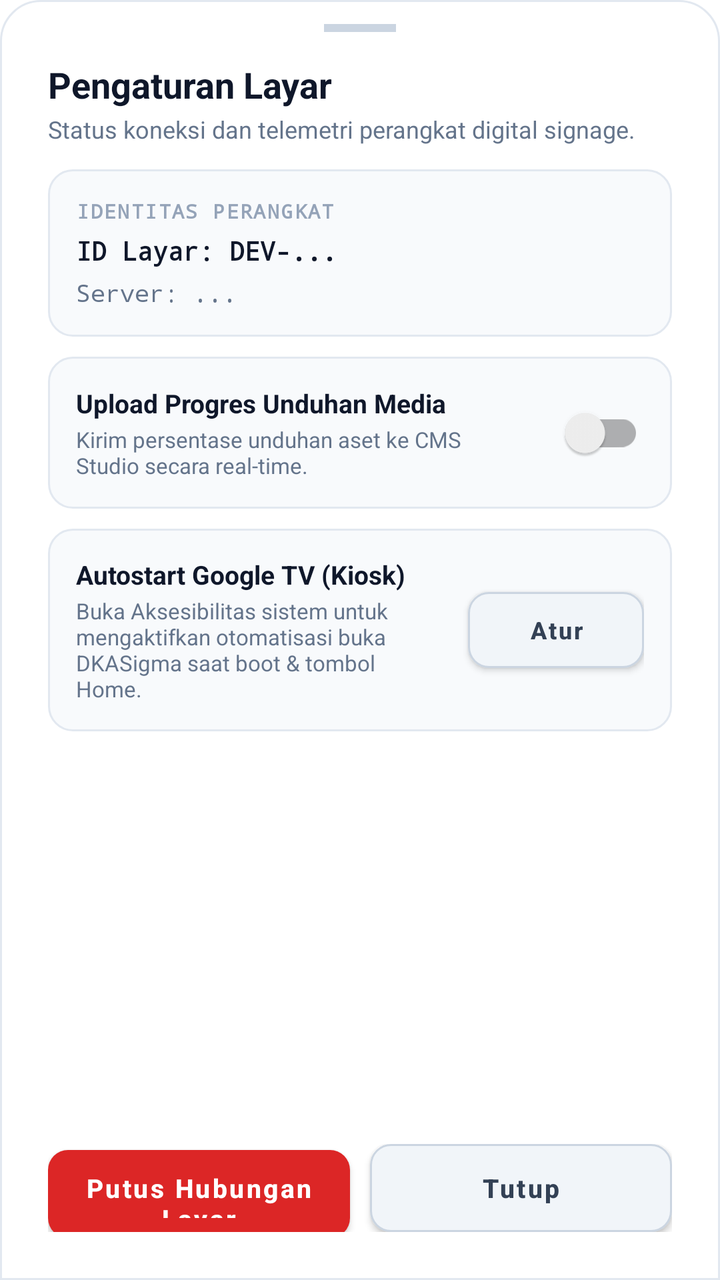
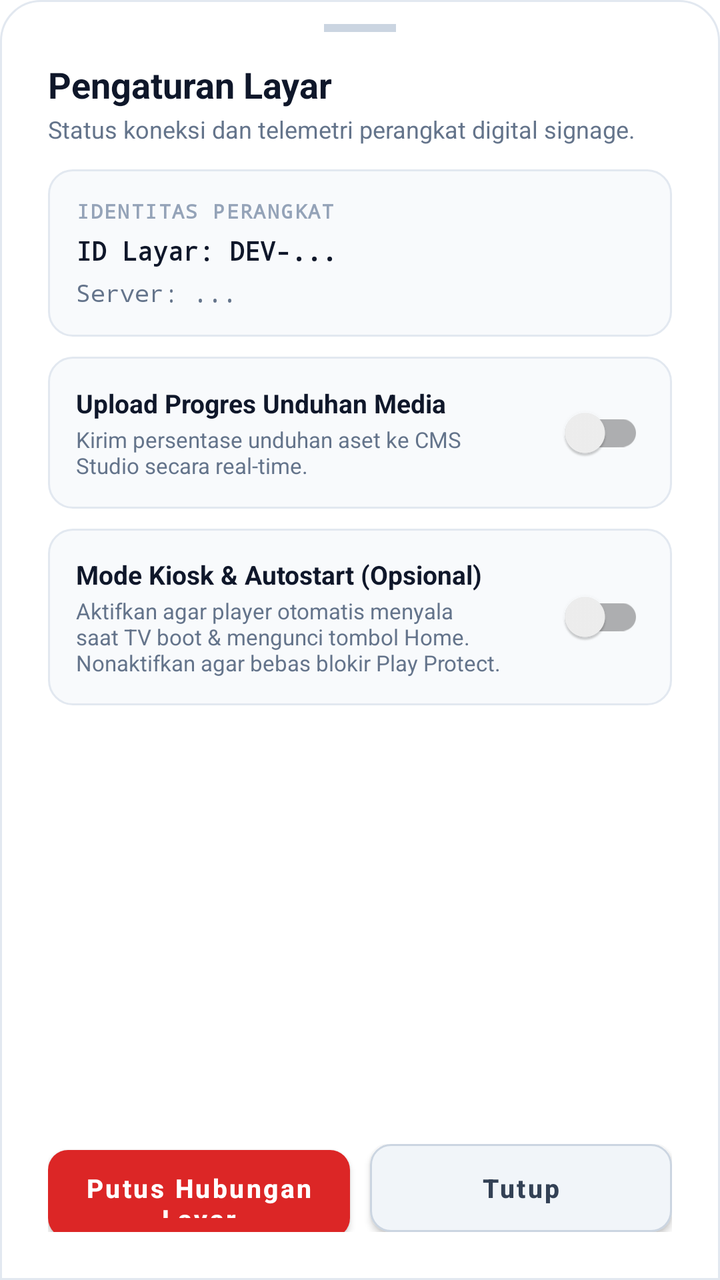

Before-and-after screenshots of an Android layout around one commit, followed by the original layout XML and the change that was made.
<!-- AndroidManifest.xml: application theme Theme.DKASigmaPlayer -->
<!-- res/layout/bottom_sheet_player_settings.xml -->
<?xml version="1.0" encoding="utf-8"?>
<LinearLayout xmlns:android="http://schemas.android.com/apk/res/android"
    xmlns:app="http://schemas.android.com/apk/res-auto"
    android:layout_width="match_parent"
    android:layout_height="wrap_content"
    android:orientation="vertical"
    android:background="@drawable/bg_bottom_sheet"
    android:paddingStart="24dp"
    android:paddingEnd="24dp"
    android:paddingTop="12dp"
    android:paddingBottom="24dp">

    
    <View
        android:layout_width="36dp"
        android:layout_height="4dp"
        android:layout_gravity="center_horizontal"
        android:layout_marginBottom="14dp"
        android:background="@color/sheet_drag_handle" />

    
    <TextView
        android:layout_width="match_parent"
        android:layout_height="wrap_content"
        android:text="Pengaturan Layar"
        android:textColor="@color/sheet_text_primary"
        android:textSize="18sp"
        android:textStyle="bold" />

    <TextView
        android:layout_width="match_parent"
        android:layout_height="wrap_content"
        android:layout_marginTop="2dp"
        android:layout_marginBottom="12dp"
        android:text="Status koneksi dan telemetri perangkat digital signage."
        android:textColor="@color/sheet_text_secondary"
        android:textSize="12sp" />

    
    <ScrollView
        android:id="@+id/scrollSettingsContent"
        android:layout_width="match_parent"
        android:layout_height="0dp"
        android:layout_weight="1"
        android:fillViewport="true"
        android:scrollbars="none">

        <LinearLayout
            android:layout_width="match_parent"
            android:layout_height="wrap_content"
            android:orientation="vertical">

            
            <LinearLayout
                android:layout_width="match_parent"
                android:layout_height="wrap_content"
                android:orientation="vertical"
                android:background="@drawable/bg_input_field"
                android:padding="14dp">

                <TextView
                    android:layout_width="wrap_content"
                    android:layout_height="wrap_content"
                    android:fontFamily="monospace"
                    android:letterSpacing="0.08"
                    android:text="IDENTITAS PERANGKAT"
                    android:textColor="@color/sheet_text_muted"
                    android:textSize="10sp"
                    android:textStyle="bold" />

                <TextView
                    android:id="@+id/tvSettingsDeviceId"
                    android:layout_width="match_parent"
                    android:layout_height="wrap_content"
                    android:layout_marginTop="4dp"
                    android:fontFamily="monospace"
                    android:text="ID Layar: DEV-..."
                    android:textColor="@color/sheet_text_primary"
                    android:textSize="13sp"
                    android:textStyle="bold" />

                <TextView
                    android:id="@+id/tvSettingsServerUrl"
                    android:layout_width="match_parent"
                    android:layout_height="wrap_content"
                    android:layout_marginTop="4dp"
                    android:fontFamily="monospace"
                    android:text="Server: ..."
                    android:textColor="@color/sheet_text_secondary"
                    android:textSize="12sp" />
            </LinearLayout>

            
            <LinearLayout
                android:layout_width="match_parent"
                android:layout_height="wrap_content"
                android:layout_marginTop="10dp"
                android:orientation="horizontal"
                android:gravity="center_vertical"
                android:background="@drawable/bg_input_field"
                android:padding="14dp">

                <LinearLayout
                    android:layout_width="0dp"
                    android:layout_height="wrap_content"
                    android:layout_weight="1"
                    android:orientation="vertical"
                    android:paddingEnd="12dp">

                    <TextView
                        android:layout_width="match_parent"
                        android:layout_height="wrap_content"
                        android:text="Upload Progres Unduhan Media"
                        android:textColor="@color/sheet_text_primary"
                        android:textSize="13sp"
                        android:textStyle="bold" />

                    <TextView
                        android:layout_width="match_parent"
                        android:layout_height="wrap_content"
                        android:layout_marginTop="2dp"
                        android:text="Kirim persentase unduhan aset ke CMS Studio secara real-time."
                        android:textColor="@color/sheet_text_secondary"
                        android:textSize="11sp" />
                </LinearLayout>

                <androidx.appcompat.widget.SwitchCompat
                    android:id="@+id/switchProgressUpload"
                    android:layout_width="wrap_content"
                    android:layout_height="wrap_content"
                    android:focusable="true" />
            </LinearLayout>

            
            <LinearLayout
                android:layout_width="match_parent"
                android:layout_height="wrap_content"
                android:layout_marginTop="10dp"
                android:layout_marginBottom="4dp"
                android:orientation="horizontal"
                android:gravity="center_vertical"
                android:background="@drawable/bg_input_field"
                android:padding="14dp">

                <LinearLayout
                    android:layout_width="0dp"
                    android:layout_height="wrap_content"
                    android:layout_weight="1"
                    android:orientation="vertical"
                    android:paddingEnd="12dp">

                    <TextView
                        android:layout_width="match_parent"
                        android:layout_height="wrap_content"
                        android:text="Autostart Google TV (Kiosk)"
                        android:textColor="@color/sheet_text_primary"
                        android:textSize="13sp"
                        android:textStyle="bold" />

                    <TextView
                        android:layout_width="match_parent"
                        android:layout_height="wrap_content"
                        android:layout_marginTop="2dp"
                        android:text="Buka Aksesibilitas sistem untuk mengaktifkan otomatisasi buka DKASigma saat boot &amp; tombol Home."
                        android:textColor="@color/sheet_text_secondary"
                        android:textSize="11sp" />
                </LinearLayout>

                <Button
                    android:id="@+id/btnOpenAccessibilitySettings"
                    android:layout_width="wrap_content"
                    android:layout_height="38dp"
                    android:background="@drawable/bg_btn_secondary"
                    app:backgroundTint="@null"
                    android:text="Atur"
                    android:textAllCaps="false"
                    android:textColor="@color/sheet_btn_secondary_text"
                    android:textSize="12sp"
                    android:textStyle="bold"
                    android:focusable="true" />
            </LinearLayout>

        </LinearLayout>
    </ScrollView>

    
    <LinearLayout
        android:layout_width="match_parent"
        android:layout_height="wrap_content"
        android:layout_marginTop="14dp"
        android:orientation="horizontal">

        <Button
            android:id="@+id/btnUnbindDevice"
            android:layout_width="0dp"
            android:layout_height="44dp"
            android:layout_weight="1"
            android:background="@drawable/bg_btn_danger"
            app:backgroundTint="@null"
            android:text="Putus Hubungan Layar"
            android:textAllCaps="false"
            android:textColor="#ffffff"
            android:textSize="13sp"
            android:textStyle="bold"
            android:focusable="true"
            android:focusableInTouchMode="true" />

        <Button
            android:id="@+id/btnDismissSettings"
            android:layout_width="0dp"
            android:layout_height="44dp"
            android:layout_weight="1"
            android:layout_marginStart="10dp"
            android:background="@drawable/bg_btn_secondary"
            app:backgroundTint="@null"
            android:text="Tutup"
            android:textAllCaps="false"
            android:textColor="@color/sheet_btn_secondary_text"
            android:textSize="13sp"
            android:textStyle="bold"
            android:focusable="true"
            android:focusableInTouchMode="true" />
    </LinearLayout>
</LinearLayout>
<!-- resources referenced by this layout -->
<resources>
  <color name="sheet_btn_secondary_text">#334155</color>
  <color name="sheet_drag_handle">#cbd5e1</color>
  <color name="sheet_text_muted">#94a3b8</color>
  <color name="sheet_text_primary">#0f172a</color>
  <color name="sheet_text_secondary">#64748b</color>
  <!-- drawable bg_bottom_sheet (drawable) -->
  <?xml version="1.0" encoding="utf-8"?>
  <shape xmlns:android="http://schemas.android.com/apk/res/android"
      android:shape="rectangle">
      <solid android:color="@color/sheet_bg" />
      <corners
          android:topLeftRadius="20dp"
          android:topRightRadius="20dp" />
      <stroke
          android:width="1dp"
          android:color="@color/sheet_card_border" />
  </shape>
  <!-- drawable bg_btn_danger (drawable) -->
  <?xml version="1.0" encoding="utf-8"?>
  <ripple xmlns:android="http://schemas.android.com/apk/res/android"
      android:color="@color/sheet_btn_danger_ripple">
      <item>
          <shape android:shape="rectangle">
              <solid android:color="@color/sheet_btn_danger_bg" />
              <corners android:radius="10dp" />
          </shape>
      </item>
  </ripple>
  <!-- drawable bg_btn_secondary (drawable) -->
  <?xml version="1.0" encoding="utf-8"?>
  <ripple xmlns:android="http://schemas.android.com/apk/res/android"
      android:color="@color/sheet_card_border">
      <item>
          <shape android:shape="rectangle">
              <solid android:color="@color/sheet_btn_secondary_bg" />
              <corners android:radius="10dp" />
              <stroke
                  android:width="1dp"
                  android:color="@color/sheet_btn_secondary_border" />
          </shape>
      </item>
  </ripple>
  <!-- drawable bg_input_field (drawable) -->
  <?xml version="1.0" encoding="utf-8"?>
  <shape xmlns:android="http://schemas.android.com/apk/res/android"
      android:shape="rectangle">
      <solid android:color="@color/sheet_card_bg" />
      <corners android:radius="12dp" />
      <stroke
          android:width="1dp"
          android:color="@color/sheet_card_border" />
  </shape>
  <style name="Theme.DKASigmaPlayer" parent="Theme.MaterialComponents.DayNight.NoActionBar">
          <item name="colorPrimary">@color/primary_500</item>
          <item name="colorPrimaryVariant">@color/primary_600</item>
          <item name="colorOnPrimary">#ffffff</item>
          <item name="android:statusBarColor">@color/sheet_bg</item>
          <item name="android:navigationBarColor">@color/sheet_bg</item>
      </style>
  <color name="sheet_bg">#ffffff</color>
  <color name="sheet_card_border">#e2e8f0</color>
  <color name="sheet_btn_danger_ripple">#b91c1c</color>
  <color name="sheet_btn_danger_bg">#dc2626</color>
  <color name="sheet_btn_secondary_bg">#f1f5f9</color>
  <color name="sheet_btn_secondary_border">#cbd5e1</color>
  <color name="sheet_card_bg">#f8fafc</color>
  <color name="primary_500">#0284c7</color>
  <color name="primary_600">#0369a1</color>
</resources>

<!-- the commit's change to res/layout/bottom_sheet_player_settings.xml (unified diff, before → after) -->
@@ -137,46 +137,60 @@
                 android:layout_height="wrap_content"
                 android:layout_marginTop="10dp"
                 android:layout_marginBottom="4dp"
-                android:orientation="horizontal"
-                android:gravity="center_vertical"
+                android:orientation="vertical"
                 android:background="@drawable/bg_input_field"
                 android:padding="14dp">
 
                 <LinearLayout
-                    android:layout_width="0dp"
-                    android:layout_height="wrap_content"
-                    android:layout_weight="1"
-                    android:orientation="vertical"
-                    android:paddingEnd="12dp">
-
-                    <TextView
-                        android:layout_width="match_parent"
-                        android:layout_height="wrap_content"
-                        android:text="Autostart Google TV (Kiosk)"
-                        android:textColor="@color/sheet_text_primary"
-                        android:textSize="13sp"
-                        android:textStyle="bold" />
-
-                    <TextView
-                        android:layout_width="match_parent"
-                        android:layout_height="wrap_content"
-                        android:layout_marginTop="2dp"
-                        android:text="Buka Aksesibilitas sistem untuk mengaktifkan otomatisasi buka DKASigma saat boot &amp; tombol Home."
-                        android:textColor="@color/sheet_text_secondary"
-                        android:textSize="11sp" />
+                    android:layout_width="match_parent"
+                    android:layout_height="wrap_content"
+                    android:orientation="horizontal"
+                    android:gravity="center_vertical">
+
+                    <LinearLayout
+                        android:layout_width="0dp"
+                        android:layout_height="wrap_content"
+                        android:layout_weight="1"
+                        android:orientation="vertical"
+                        android:paddingEnd="12dp">
+
+                        <TextView
+                            android:layout_width="match_parent"
+                            android:layout_height="wrap_content"
+                            android:text="Mode Kiosk &amp; Autostart (Opsional)"
+                            android:textColor="@color/sheet_text_primary"
+                            android:textSize="13sp"
+                            android:textStyle="bold" />
+
+                        <TextView
+                            android:layout_width="match_parent"
+                            android:layout_height="wrap_content"
+                            android:layout_marginTop="2dp"
+                            android:text="Aktifkan agar player otomatis menyala saat TV boot &amp; mengunci tombol Home. Nonaktifkan agar bebas blokir Play Protect."
+                            android:textColor="@color/sheet_text_secondary"
+                            android:textSize="11sp" />
+                    </LinearLayout>
+
+                    <androidx.appcompat.widget.SwitchCompat
+                        android:id="@+id/switchKioskMode"
+                        android:layout_width="wrap_content"
+                        android:layout_height="wrap_content"
+                        android:focusable="true" />
                 </LinearLayout>
 
                 <Button
                     android:id="@+id/btnOpenAccessibilitySettings"
-                    android:layout_width="wrap_content"
-                    android:layout_height="38dp"
+                    android:layout_width="match_parent"
+                    android:layout_height="36dp"
+                    android:layout_marginTop="10dp"
                     android:background="@drawable/bg_btn_secondary"
                     app:backgroundTint="@null"
-                    android:text="Atur"
+                    android:text="Buka Pengaturan Aksesibilitas TV"
                     android:textAllCaps="false"
                     android:textColor="@color/sheet_btn_secondary_text"
                     android:textSize="12sp"
                     android:textStyle="bold"
+                    android:visibility="gone"
                     android:focusable="true" />
             </LinearLayout>
 
